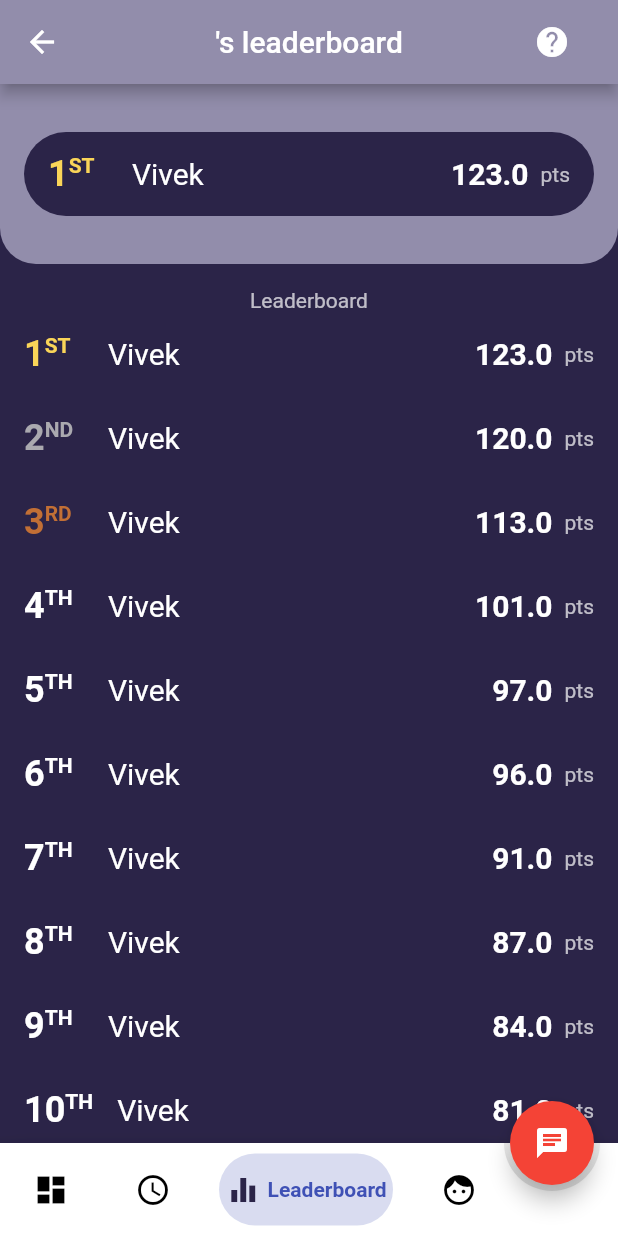
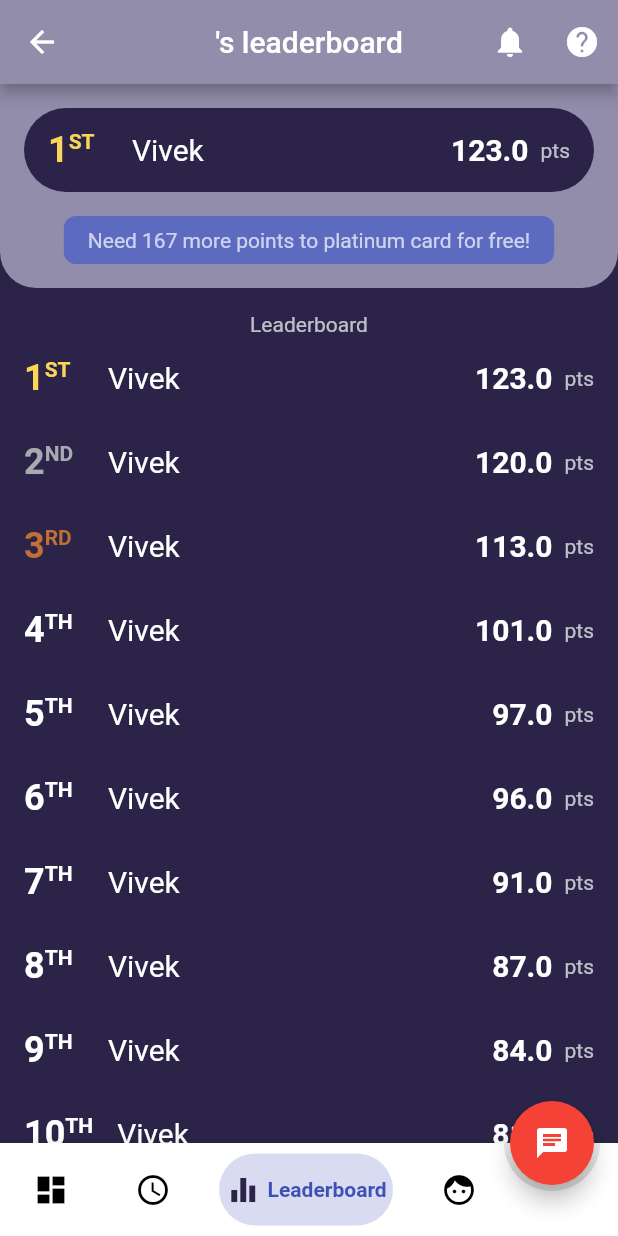
Before and after one commit to viveky259259/emi_engagement, a Flutter app: the DashboardUi screen opened by its route, item 3 of the bottom bar chosen, on a phone screen of 412 x 824 dp. Run offline on Flutter 3.47's test engine with Material 2 defaults, Android fonts, the phone set to English and light mode, and no system bars; drawn by our look-alikes of bubble_bottom_bar; our stand-ins replace circular_profile_avatar, cloud_firestore, connectivity, firebase_auth, shared_preferences; missing offline and left inert: achievement_view, gradient_text; accounts and stored records are empty.

Commit message:
notification leaderboard payment home

```diff
--- a/lib/dashboard/dashboard.ui.dart
+++ b/lib/dashboard/dashboard.ui.dart
@@ -24,6 +24,7 @@ class _DashboardUiState extends State<DashboardUi>
   UserModel userModel;
 
   int currentIndex;
+  bool isNotificationRead = false;
 
   @override
   void initState() {
@@ -132,18 +133,34 @@ class _DashboardUiState extends State<DashboardUi>
         leading: null,
         primary: true,
         centerTitle: true,
-
         backgroundColor: getAppBarColor(currentIndex),
         title: (userModel != null)
             ? Text("${userModel.name}'s ${getTitleSuffix(currentIndex)}")
             : Text("Dashboard"),
         actions: <Widget>[
-          FlatButton(
+          IconButton(
             onPressed: () {
-              Navigator.of(context).push(MaterialPageRoute(builder: (context)=>ListPage()));
+              if (!isNotificationRead) {
+                showAchievement("Congratulations",
+                    "You have earned 1 point for reading notification");
+                isNotificationRead = true;
+              }
             },
-            child: Icon(Icons.help,color: Colors.white,),
-          )
+            icon: Icon(
+              Icons.notifications,
+              color: Colors.white,
+            ),
+          ),
+          IconButton(
+            onPressed: () {
+              Navigator.of(context)
+                  .push(MaterialPageRoute(builder: (context) => ListPage()));
+            },
+            icon: Icon(
+              Icons.help,
+              color: Colors.white,
+            ),
+          ),
         ],
       ),
       backgroundColor: Colors.grey.shade100,
--- a/lib/leaderboard/leaderboard.ui.dart
+++ b/lib/leaderboard/leaderboard.ui.dart
@@ -37,12 +37,28 @@ class _LeaderBoardUiState extends State<LeaderBoardUi>
                   borderRadius: BorderRadius.only(
                       bottomLeft: Radius.circular(24),
                       bottomRight: Radius.circular(24))),
-              padding: EdgeInsets.symmetric(vertical: 32, horizontal: 16),
-              child: LeaderBoardItemWidget(
-                "Vivek",
-                1,
-                123,
-                isCircularBorder: true,
+              padding: EdgeInsets.symmetric(vertical: 16, horizontal: 16),
+              child: Column(
+                children: <Widget>[
+                  LeaderBoardItemWidget(
+                    "Vivek",
+                    1,
+                    123,
+                    isCircularBorder: true,
+                  ),
+                  Container(
+                    decoration: BoxDecoration(
+                      color: Colors.indigo.shade400,
+                        borderRadius: BorderRadius.all(Radius.circular(8))
+                    ),
+                    margin: const EdgeInsets.only(top: 16),
+                    padding: EdgeInsets.symmetric(horizontal: 16,vertical: 8),
+                    child: Text(
+                      "Need 167 more points to platinum card for free!",
+                      style: TextStyleConstants.secondaryTextWhite,
+                    ),
+                  ),
+                ],
               ),
             ),
             Padding(
```
Also changed, not shown: lib/payment/payment_home.dart (+66 -7 lines).
